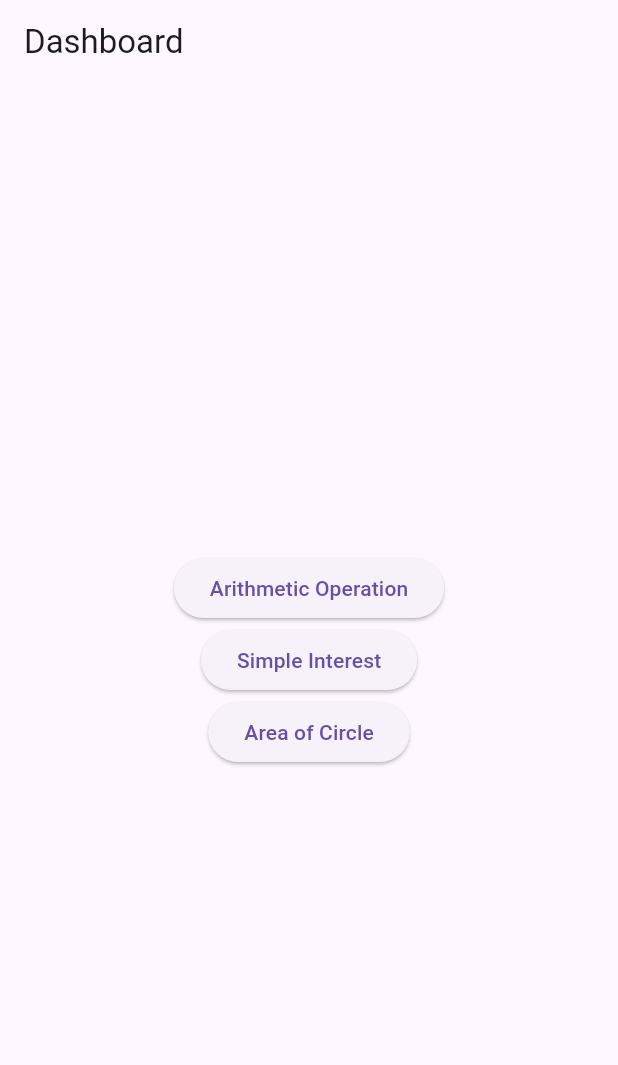
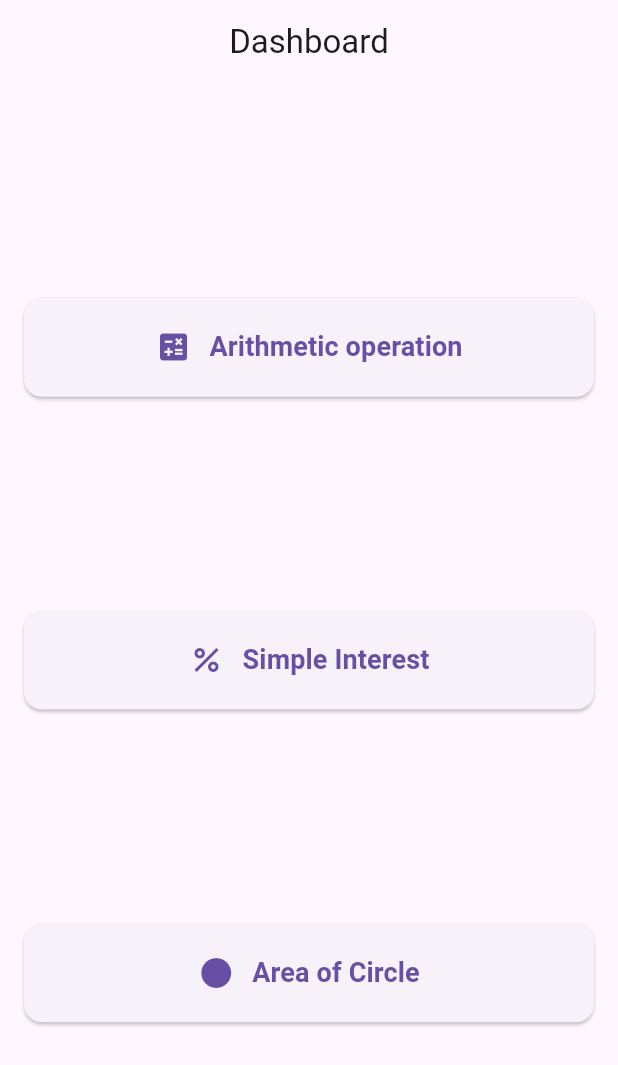
Before and after one commit to bibhakta21/first_flutter_project, a Flutter app: the screen it shows after launch, on a phone screen of 412 x 824 dp. Shown: the top 1065 px of the screen. Run offline on Flutter 3.47's test engine with Material 3 defaults, Android fonts, the phone set to English and light mode, and no system bars.

Commit message:
All completed

```diff
--- a/lib/view/dashboard_view.dart
+++ b/lib/view/dashboard_view.dart
@@ -11,12 +11,25 @@ class DashboardView extends StatelessWidget {
     return Scaffold(
       appBar: AppBar(
         title: const Text('Dashboard'),
+        centerTitle: true,
       ),
-      body: Center(
+      body: SafeArea(
         child: Column(
-          mainAxisAlignment: MainAxisAlignment.center,
           children: [
-            ElevatedButton(
+            const Spacer(), // Space at the top
+
+            // Arithmetic Operation Button
+            Padding(
+              padding: const EdgeInsets.symmetric(horizontal: 16.0),
+              child: SizedBox(
+                width: double.infinity,
+                child: ElevatedButton(
+                  style: ElevatedButton.styleFrom(
+                    padding: const EdgeInsets.all(20),
+                    shape: RoundedRectangleBorder(
+                      borderRadius: BorderRadius.circular(12),
+                    ),
+                  ),
                   onPressed: () {
                     Navigator.push(
                       context,
@@ -24,9 +37,38 @@ class DashboardView extends StatelessWidget {
                           builder: (context) => const ArithmeticView()),
                     );
                   },
-              child: const Text('Arithmetic Operation'),
+                  child: Row(
+                    mainAxisAlignment: MainAxisAlignment.center,
+                    children: [
+                      const Icon(Icons.calculate, size: 24), // Icon for Arithmetic
+                      const SizedBox(width: 12),
+                      const Text(
+                        'Arithmetic operation',
+                        style: TextStyle(
+                          fontSize: 18,
+                          fontWeight: FontWeight.bold,
                         ),
-            ElevatedButton(
+                      ),
+                    ],
+                  ),
+                ),
+              ),
+            ),
+
+            const Spacer(), // Space between buttons
+
+            // Simple Interest Button
+            Padding(
+              padding: const EdgeInsets.symmetric(horizontal: 16.0),
+              child: SizedBox(
+                width: double.infinity,
+                child: ElevatedButton(
+                  style: ElevatedButton.styleFrom(
+                    padding: const EdgeInsets.all(20),
+                    shape: RoundedRectangleBorder(
+                      borderRadius: BorderRadius.circular(12),
+                    ),
+                  ),
                   onPressed: () {
                     Navigator.push(
                       context,
@@ -34,9 +76,38 @@ class DashboardView extends StatelessWidget {
                           builder: (context) => const SimpleInterestView()),
                     );
                   },
-              child: const Text('Simple Interest'),
+                  child: const Row(
+                    mainAxisAlignment: MainAxisAlignment.center,
+                    children: [
+                      Icon(Icons.percent, size: 24), // Icon for Simple Interest
+                      SizedBox(width: 12),
+                      Text(
+                        'Simple Interest',
+                        style: TextStyle(
+                          fontSize: 18,
+                          fontWeight: FontWeight.bold,
                         ),
-            ElevatedButton(
+                      ),
+                    ],
+                  ),
+                ),
+              ),
+            ),
+
+            const Spacer(), // Space between buttons
+
+            // Area of Circle Button
+            Padding(
+              padding: const EdgeInsets.symmetric(horizontal: 16.0),
+              child: SizedBox(
+                width: double.infinity,
+                child: ElevatedButton(
+                  style: ElevatedButton.styleFrom(
+                    padding: const EdgeInsets.all(20),
+                    shape: RoundedRectangleBorder(
+                      borderRadius: BorderRadius.circular(12),
+                    ),
+                  ),
                   onPressed: () {
                     Navigator.push(
                       context,
@@ -44,8 +115,25 @@ class DashboardView extends StatelessWidget {
                           builder: (context) => const AreaOfCircleView()),
                     );
                   },
-              child: const Text('Area of Circle'),
+                  child: const Row(
+                    mainAxisAlignment: MainAxisAlignment.center,
+                    children: [
+                      Icon(Icons.circle, size: 24), // Icon for Area of Circle
+                      SizedBox(width: 12),
+                      Text(
+                        'Area of Circle',
+                        style: TextStyle(
+                          fontSize: 18,
+                          fontWeight: FontWeight.bold,
                         ),
+                      ),
+                    ],
+                  ),
+                ),
+              ),
+            ),
+
+            const Spacer(), // Space at the bottom
           ],
         ),
       ),
```
Lines whose indentation alone changed are shown as unchanged.
